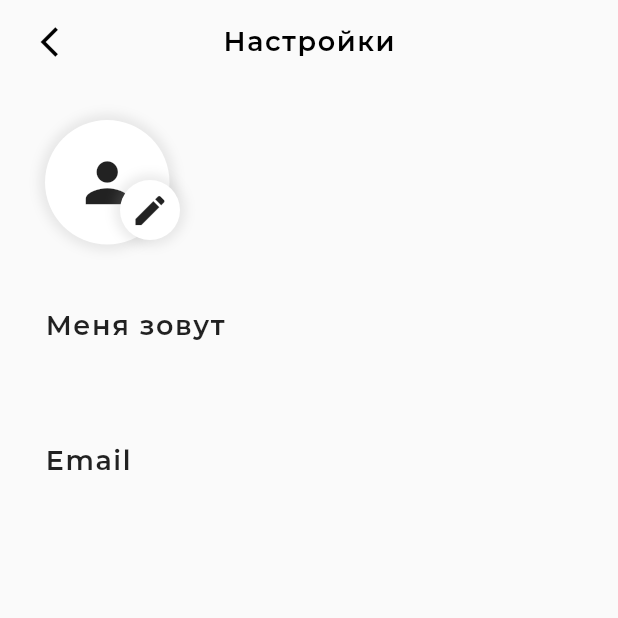
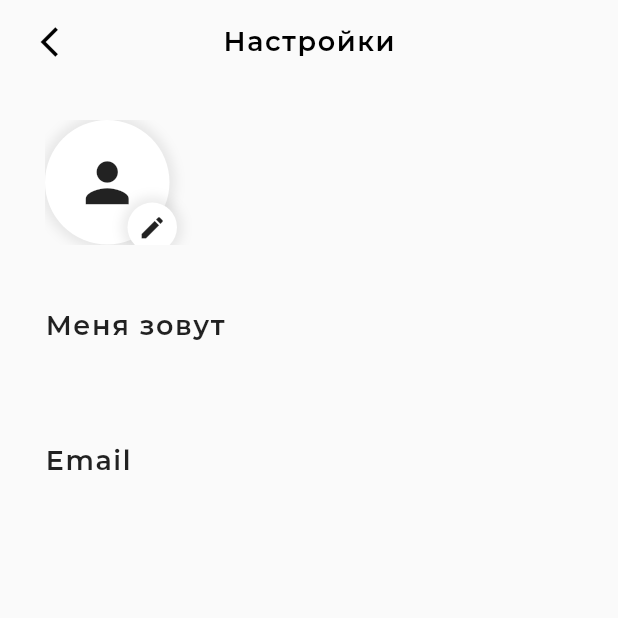
Before and after one commit to denihero/tutor_app, a Flutter app: the SettingsScreen screen opened directly, on a phone screen of 412 x 824 dp, the top half of it. Run offline on Flutter 3.47's test engine with Material 2 defaults, Android fonts, the phone set to English and light mode, and no system bars; our stand-ins replace bloc, cached_network_image, chewie, dio, equatable, flutter_bloc and 9 more; missing offline and left inert: markdown.

Commit message:
fix edit icon in settings screen

```diff
--- a/lib/src/presentation/screens/widgets/profile_edit_icon.dart
+++ b/lib/src/presentation/screens/widgets/profile_edit_icon.dart
@@ -70,8 +70,8 @@ class _ProfileEditIconState extends State<ProfileEditIcon> {
                       ),
                     ),
               Positioned(
-                  left: 50,
-                  top: 40,
+                  left: 55,
+                  top: 55,
                   child: Container(
                     padding: const EdgeInsets.all(7),
                     decoration: BoxDecoration(
@@ -86,7 +86,7 @@ class _ProfileEditIconState extends State<ProfileEditIcon> {
                         ]),
                     child: const Icon(
                       Icons.edit,
-                      size: 26,
+                      size: 19,
                     ),
                   )),
             ],
```
